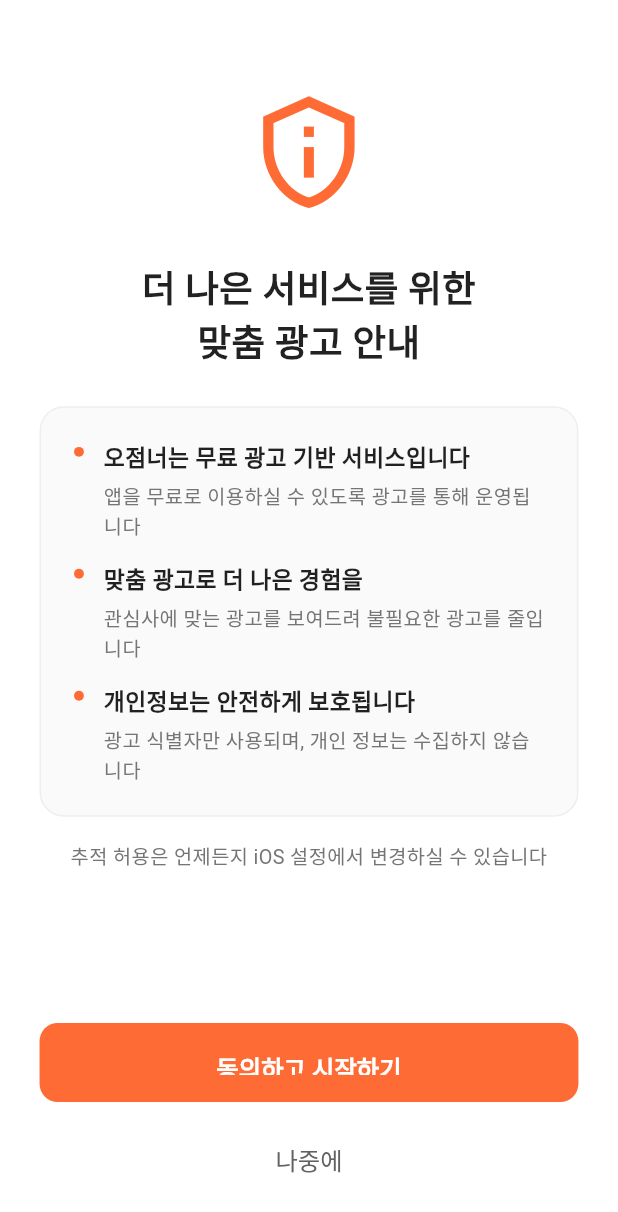
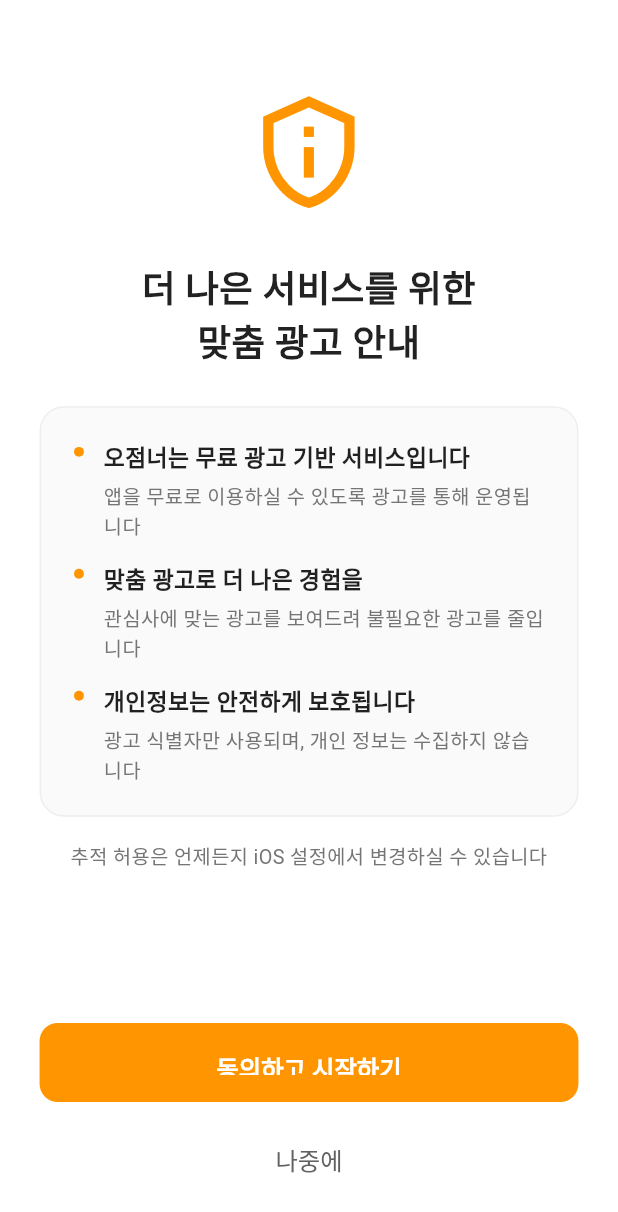
Before and after one commit to ggorockee/ojeomneo, a Flutter app: the ATTExplanationScreen screen opened by its route, on a phone screen of 412 x 824 dp. Shown: the top 1212 px of the screen. Run offline on Flutter 3.47's test engine with Material 3 defaults, Android fonts, the phone set to English and light mode, and no system bars; our stand-ins replace cached_network_image, device_info_plus, firebase_auth, firebase_core, flutter_colorpicker, flutter_dotenv and 6 more; missing offline and left inert: app_tracking_transparency, kakao_flutter_sdk, kakao_flutter_sdk_common; accounts and stored records are empty; network calls fail; Roboto replaces fonts that are missing (Pretendard).

Commit message:
fix(mobile): ATT 설명 화면 색상을 로그인 화면과 통일
하드코딩된 색상(0xFFFF6B35)을 AppTheme.primaryColor(0xFFFF9500)로 변경하여
로그인 화면 및 전체 앱과 일관된 브랜드 색상 적용

변경 사항:
- 아이콘 색상: AppTheme.primaryColor 사용
- 동의 버튼 배경색: AppTheme.primaryColor 사용
- Bullet point 색상: AppTheme.primaryColor 사용

```diff
--- a/mobile/lib/screens/att_explanation_screen.dart
+++ b/mobile/lib/screens/att_explanation_screen.dart
@@ -3,6 +3,7 @@ import 'package:flutter/material.dart';
 import 'package:flutter_screenutil/flutter_screenutil.dart';
 import 'package:app_tracking_transparency/app_tracking_transparency.dart';
 
+import '../config/app_theme.dart';
 import '../services/auth_service.dart';
 
 /// ATT (App Tracking Transparency) 권한 설명 화면
@@ -65,7 +66,7 @@ class ATTExplanationScreen extends StatelessWidget {
               Icon(
                 Icons.privacy_tip_outlined,
                 size: 80.sp,
-                color: const Color(0xFFFF6B35),
+                color: AppTheme.primaryColor,
               ),
 
               SizedBox(height: 32.h),
@@ -138,7 +139,7 @@ class ATTExplanationScreen extends StatelessWidget {
                 child: ElevatedButton(
                   onPressed: () => _requestPermissionAndNavigate(context),
                   style: ElevatedButton.styleFrom(
-                    backgroundColor: const Color(0xFFFF6B35),
+                    backgroundColor: AppTheme.primaryColor,
                     foregroundColor: Colors.white,
                     elevation: 0,
                     shape: RoundedRectangleBorder(
@@ -196,8 +197,8 @@ class ATTExplanationScreen extends StatelessWidget {
           margin: EdgeInsets.only(top: 4.h),
           width: 6.w,
           height: 6.w,
-          decoration: const BoxDecoration(
-            color: Color(0xFFFF6B35),
+          decoration: BoxDecoration(
+            color: AppTheme.primaryColor,
             shape: BoxShape.circle,
           ),
         ),
```
